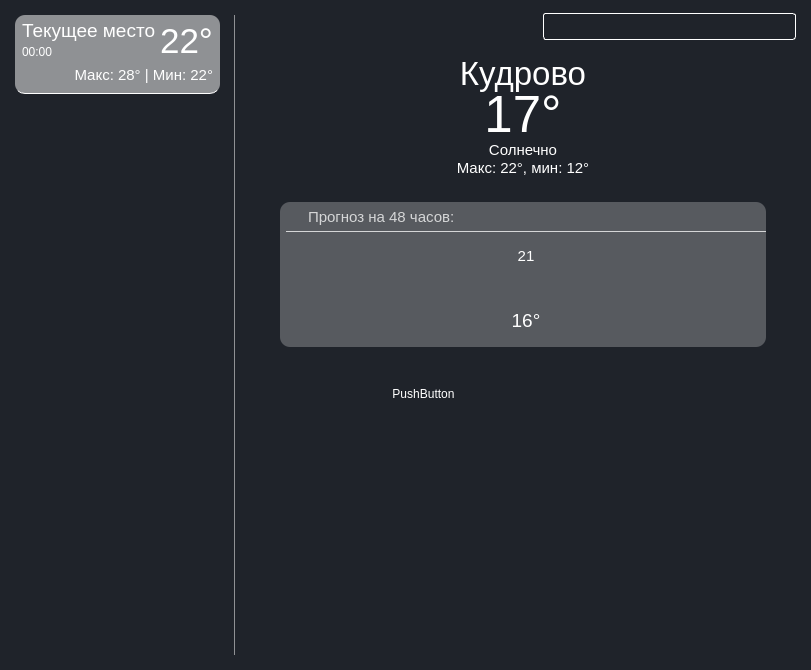
First picture: the form in weather.ui, repository ZaharChernenko/weather_forecast, before the edit.
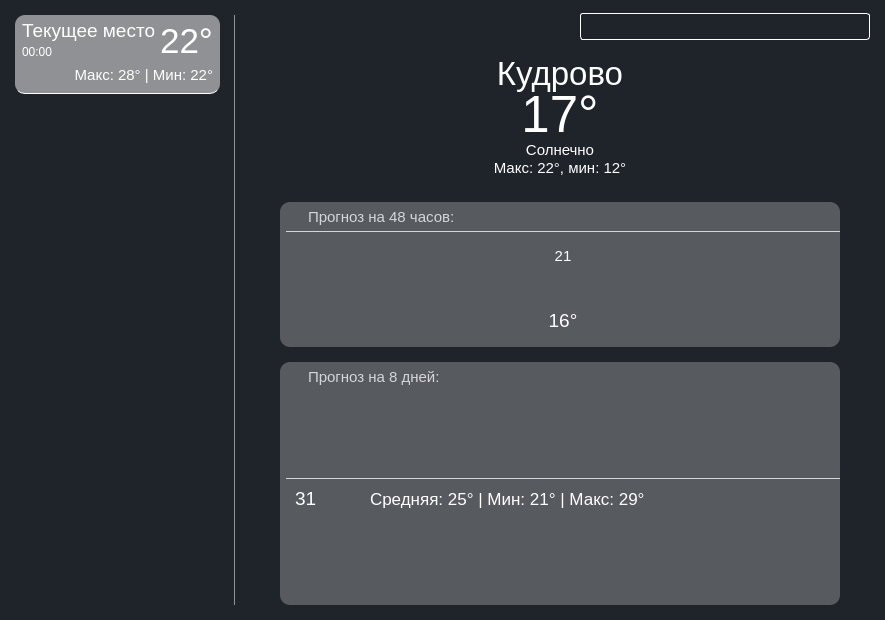
Second picture: the form after the edit. Icons and pictures are not drawn.

The edit to the form file:
```diff
--- a/weather.ui
+++ b/weather.ui
@@ -6,8 +6,8 @@
    <rect>
     <x>0</x>
     <y>0</y>
-    <width>811</width>
-    <height>670</height>
+    <width>885</width>
+    <height>620</height>
    </rect>
   </property>
   <property name="windowTitle">
@@ -108,7 +108,7 @@
             <x>0</x>
             <y>0</y>
             <width>235</width>
-            <height>670</height>
+            <height>620</height>
            </rect>
           </property>
           <layout class="QVBoxLayout" name="scroll_area_vlayout">
@@ -814,6 +814,45 @@
                </spacer>
               </item>
               <item>
+               <widget class="QScrollArea" name="main_page_scroll_area">
+                <property name="styleSheet">
+                 <string notr="true"/>
+                </property>
+                <property name="verticalScrollBarPolicy">
+                 <enum>Qt::ScrollBarAlwaysOff</enum>
+                </property>
+                <property name="widgetResizable">
+                 <bool>true</bool>
+                </property>
+                <widget class="QWidget" name="main_page_scroll_widget">
+                 <property name="geometry">
+                  <rect>
+                   <x>0</x>
+                   <y>0</y>
+                   <width>560</width>
+                   <height>418</height>
+                  </rect>
+                 </property>
+                 <property name="styleSheet">
+                  <string notr="true"/>
+                 </property>
+                 <layout class="QVBoxLayout" name="main_page_scroll_vlayout">
+                  <property name="spacing">
+                   <number>15</number>
+                  </property>
+                  <property name="leftMargin">
+                   <number>0</number>
+                  </property>
+                  <property name="topMargin">
+                   <number>0</number>
+                  </property>
+                  <property name="rightMargin">
+                   <number>0</number>
+                  </property>
+                  <property name="bottomMargin">
+                   <number>0</number>
+                  </property>
+                  <item>
                <widget class="QWidget" name="hourly_widget" native="true">
                 <property name="sizePolicy">
                  <sizepolicy hsizetype="Expanding" vsizetype="Expanding">
@@ -963,7 +1002,7 @@
                      <rect>
                       <x>0</x>
                       <y>0</y>
-                      <width>480</width>
+                          <width>554</width>
                       <height>109</height>
                      </rect>
                     </property>
@@ -980,6 +1019,9 @@
                      <property name="rightMargin">
                       <number>0</number>
                      </property>
+                         <property name="bottomMargin">
+                          <number>9</number>
+                         </property>
                      <item>
                       <widget class="QFrame" name="hourly_elem_frame">
                        <property name="minimumSize">
@@ -1096,46 +1138,276 @@
                </widget>
               </item>
               <item>
-               <widget class="QWidget" name="widget_2" native="true">
+                   <widget class="QWidget" name="daily_widget" native="true">
                 <property name="minimumSize">
                  <size>
                   <width>0</width>
                   <height>50</height>
                  </size>
                 </property>
-                <widget class="QWidget" name="widget_3" native="true">
-                 <property name="geometry">
-                  <rect>
-                   <x>100</x>
-                   <y>40</y>
-                   <width>87</width>
-                   <height>106</height>
-                  </rect>
-                 </property>
-                 <layout class="QVBoxLayout" name="verticalLayout_2">
+                    <property name="maximumSize">
+                     <size>
+                      <width>16777215</width>
+                      <height>16777215</height>
+                     </size>
+                    </property>
+                    <property name="styleSheet">
+                     <string notr="true">#daily_widget{
+	background: rgba(255, 255, 255, 64);
+	border-radius: 10px;
+}</string>
+                    </property>
+                    <layout class="QVBoxLayout" name="daily_vlayout">
+                     <property name="spacing">
+                      <number>0</number>
+                     </property>
+                     <property name="leftMargin">
+                      <number>6</number>
+                     </property>
+                     <property name="topMargin">
+                      <number>0</number>
+                     </property>
+                     <property name="rightMargin">
+                      <number>0</number>
+                     </property>
+                     <property name="bottomMargin">
+                      <number>0</number>
+                     </property>
                   <item>
-                   <widget class="QPushButton" name="pushButton_3">
+                      <widget class="QFrame" name="daily_frame">
+                       <property name="minimumSize">
+                        <size>
+                         <width>0</width>
+                         <height>30</height>
+                        </size>
+                       </property>
+                       <property name="maximumSize">
+                        <size>
+                         <width>16777215</width>
+                         <height>30</height>
+                        </size>
+                       </property>
+                       <property name="frameShape">
+                        <enum>QFrame::StyledPanel</enum>
+                       </property>
+                       <property name="frameShadow">
+                        <enum>QFrame::Raised</enum>
+                       </property>
+                       <layout class="QHBoxLayout" name="daily_frame_hlayout">
+                        <property name="spacing">
+                         <number>7</number>
+                        </property>
+                        <property name="leftMargin">
+                         <number>0</number>
+                        </property>
+                        <property name="topMargin">
+                         <number>0</number>
+                        </property>
+                        <property name="rightMargin">
+                         <number>0</number>
+                        </property>
+                        <property name="bottomMargin">
+                         <number>0</number>
+                        </property>
+                        <item>
+                         <widget class="QLabel" name="label">
+                          <property name="minimumSize">
+                           <size>
+                            <width>15</width>
+                            <height>16</height>
+                           </size>
+                          </property>
+                          <property name="maximumSize">
+                           <size>
+                            <width>15</width>
+                            <height>16</height>
+                           </size>
+                          </property>
                     <property name="text">
-                     <string>PushButton</string>
-                    </property>
+                           <string/>
+                          </property>
+                          <property name="pixmap">
+                           <pixmap>icons/calendar_icon.svg</pixmap>
+                          </property>
+                          <property name="scaledContents">
+                           <bool>true</bool>
+                          </property>
                    </widget>
                   </item>
                   <item>
-                   <widget class="QScrollArea" name="scrollArea_2">
-                    <property name="widgetResizable">
+                         <widget class="QLabel" name="label_2">
+                          <property name="font">
+                           <font>
+                            <pointsize>11</pointsize>
+                           </font>
+                          </property>
+                          <property name="styleSheet">
+                           <string notr="true">color: #d5d6d7;</string>
+                          </property>
+                          <property name="text">
+                           <string>Прогноз на 8 дней:</string>
+                          </property>
+                         </widget>
+                        </item>
+                       </layout>
+                      </widget>
+                     </item>
+                     <item>
+                      <widget class="QFrame" name="daily_main_frame">
+                       <property name="frameShape">
+                        <enum>QFrame::StyledPanel</enum>
+                       </property>
+                       <property name="frameShadow">
+                        <enum>QFrame::Raised</enum>
+                       </property>
+                       <layout class="QVBoxLayout" name="daily_main_frame_vlayout">
+                        <property name="spacing">
+                         <number>0</number>
+                        </property>
+                        <property name="leftMargin">
+                         <number>0</number>
+                        </property>
+                        <property name="topMargin">
+                         <number>0</number>
+                        </property>
+                        <property name="rightMargin">
+                         <number>0</number>
+                        </property>
+                        <property name="bottomMargin">
+                         <number>0</number>
+                        </property>
+                        <item>
+                         <widget class="QFrame" name="daily_element">
+                          <property name="minimumSize">
+                           <size>
+                            <width>0</width>
+                            <height>40</height>
+                           </size>
+                          </property>
+                          <property name="maximumSize">
+                           <size>
+                            <width>16777215</width>
+                            <height>40</height>
+                           </size>
+                          </property>
+                          <property name="styleSheet">
+                           <string notr="true">#daily_element{
+	border-top: 1px solid #d5d6d7;
+}</string>
+                          </property>
+                          <property name="frameShape">
+                           <enum>QFrame::StyledPanel</enum>
+                          </property>
+                          <property name="frameShadow">
+                           <enum>QFrame::Raised</enum>
+                          </property>
+                          <layout class="QHBoxLayout" name="horizontalLayout">
+                           <property name="spacing">
+                            <number>0</number>
+                           </property>
+                           <property name="leftMargin">
+                            <number>9</number>
+                           </property>
+                           <property name="topMargin">
+                            <number>0</number>
+                           </property>
+                           <property name="rightMargin">
+                            <number>0</number>
+                           </property>
+                           <property name="bottomMargin">
+                            <number>0</number>
+                           </property>
+                           <item>
+                            <widget class="QLabel" name="daily_date">
+                             <property name="sizePolicy">
+                              <sizepolicy hsizetype="Fixed" vsizetype="Fixed">
+                               <horstretch>0</horstretch>
+                               <verstretch>0</verstretch>
+                              </sizepolicy>
+                             </property>
+                             <property name="minimumSize">
+                              <size>
+                               <width>35</width>
+                               <height>0</height>
+                              </size>
+                             </property>
+                             <property name="maximumSize">
+                              <size>
+                               <width>35</width>
+                               <height>16777215</height>
+                              </size>
+                             </property>
+                             <property name="font">
+                              <font>
+                               <pointsize>14</pointsize>
+                              </font>
+                             </property>
+                             <property name="text">
+                              <string>31</string>
+                             </property>
+                            </widget>
+                           </item>
+                           <item>
+                            <widget class="QLabel" name="weather_label_2">
+                             <property name="minimumSize">
+                              <size>
+                               <width>40</width>
+                               <height>40</height>
+                              </size>
+                             </property>
+                             <property name="maximumSize">
+                              <size>
+                               <width>40</width>
+                               <height>40</height>
+                              </size>
+                             </property>
+                             <property name="text">
+                              <string/>
+                             </property>
+                             <property name="pixmap">
+                              <pixmap>icons/01d.png</pixmap>
+                             </property>
+                             <property name="scaledContents">
                      <bool>true</bool>
                     </property>
-                    <widget class="QWidget" name="scrollAreaWidgetContents_2">
-                     <property name="geometry">
-                      <rect>
-                       <x>0</x>
-                       <y>0</y>
-                       <width>69</width>
-                       <height>69</height>
-                      </rect>
-                     </property>
-                    </widget>
-                   </widget>
+                            </widget>
+                           </item>
+                           <item>
+                            <widget class="QLabel" name="temp_label_2">
+                             <property name="font">
+                              <font>
+                               <pointsize>13</pointsize>
+                              </font>
+                             </property>
+                             <property name="text">
+                              <string>Средняя: 25° | Мин: 21° | Макс: 29°</string>
+                             </property>
+                            </widget>
+                           </item>
+                          </layout>
+                         </widget>
+                        </item>
+                       </layout>
+                      </widget>
+                     </item>
+                    </layout>
+                   </widget>
+                  </item>
+                  <item>
+                   <spacer name="main_page_vertical_spacer">
+                    <property name="orientation">
+                     <enum>Qt::Vertical</enum>
+                    </property>
+                    <property name="sizeType">
+                     <enum>QSizePolicy::Fixed</enum>
+                    </property>
+                    <property name="sizeHint" stdset="0">
+                     <size>
+                      <width>20</width>
+                      <height>15</height>
+                     </size>
+                    </property>
+                   </spacer>
                   </item>
                  </layout>
                 </widget>
```
Lines whose indentation alone changed are shown as unchanged.
